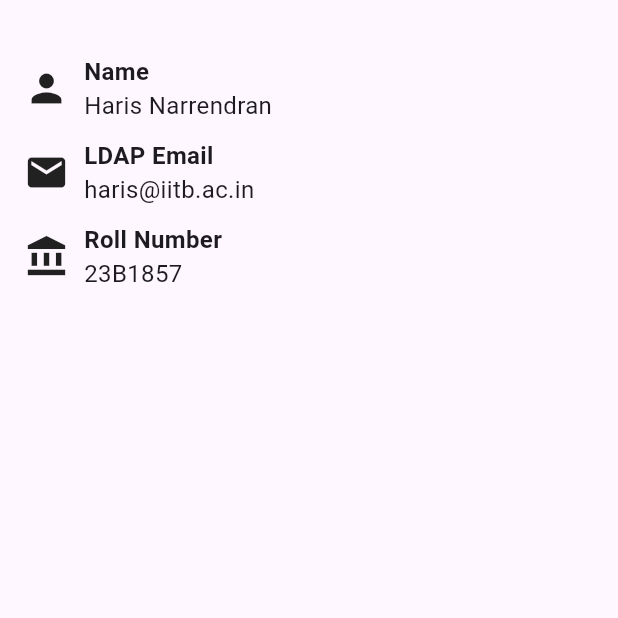
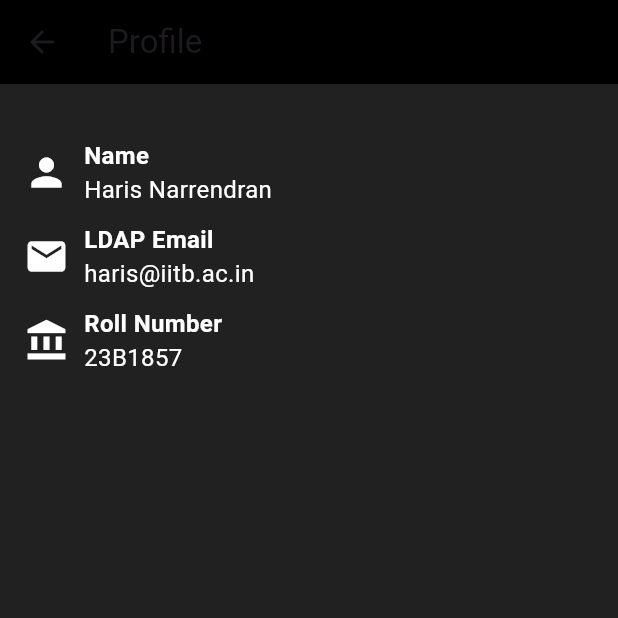
Before and after one commit to Byte-Crfat-AI/InstiGPT_flutter, a Flutter app: the ProfilePage screen opened directly, on a phone screen of 412 x 824 dp, the top half of it. Run offline on Flutter 3.47's test engine with Material 3 defaults, Android fonts, the phone set to English and light mode, and no system bars.

Commit message:
completed frontend

```diff
--- a/instigpt/lib/Pages/profile.dart
+++ /dev/null
@@ -1,68 +0,0 @@
-import 'package:flutter/material.dart';
-
-class ProfilePage extends StatelessWidget {
-  final String name = "Haris Narrendran";
-  final String ldapEmail = "haris@iitb.ac.in";
-  final String rollNumber = "23B1857";
-
-  @override
-  Widget build(BuildContext context) {
-    return Padding(
-      padding: const EdgeInsets.all(16.0),
-      child: Column(
-        crossAxisAlignment: CrossAxisAlignment.center,
-        children: [
-          SizedBox(height: 20),
-          ProfileField(
-            icon: Icons.person,
-            label: "Name",
-            value: name,
-          ),
-          SizedBox(height: 10),
-          ProfileField(
-            icon: Icons.email,
-            label: "LDAP Email",
-            value: ldapEmail,
-          ),
-          SizedBox(height: 10),
-          ProfileField(
-            icon: Icons.account_balance,
-            label: "Roll Number",
-            value: rollNumber,
-          ),
-        ],
-      ),
-    );
-  }
-}
-
-class ProfileField extends StatelessWidget {
-  final IconData icon;
-  final String label;
-  final String value;
-
-  ProfileField({required this.icon, required this.label, required this.value});
-
-  @override
-  Widget build(BuildContext context) {
-    return Row(
-      children: [
-        Icon(icon, size: 30, color: Theme.of(context).iconTheme.color),
-        SizedBox(width: 10),
-        Column(
-          crossAxisAlignment: CrossAxisAlignment.start,
-          children: [
-            Text(
-              label,
-              style: TextStyle(fontWeight: FontWeight.bold, fontSize: 16),
-            ),
-            Text(
-              value,
-              style: TextStyle(fontSize: 16),
-            ),
-          ],
-        ),
-      ],
-    );
-  }
-}
--- /dev/null
+++ b/instigpt/lib/Pages/profile_dark.dart
@@ -0,0 +1,96 @@
+import 'package:flutter/material.dart';
+
+class ProfilePage extends StatelessWidget {
+  final String name = "Haris Narrendran";
+  final String ldapEmail = "haris@iitb.ac.in";
+  final String rollNumber = "23B1857";
+
+  @override
+  Widget build(BuildContext context) {
+    return Scaffold(
+      backgroundColor: Colors.grey[900], // Dark background color
+      appBar: AppBar(
+        title: Text('Profile'),
+        backgroundColor: Colors.black, // Dark app bar color
+      ),
+      body: Padding(
+        padding: const EdgeInsets.all(16.0),
+        child: Column(
+          crossAxisAlignment: CrossAxisAlignment.center,
+          children: [
+            SizedBox(height: 20),
+            ProfileField(
+              icon: Icons.person,
+              label: "Name",
+              value: name,
+              textColor: Colors.white, // White text for dark mode
+              iconColor: Colors.white, // White icon color for dark mode
+            ),
+            SizedBox(height: 10),
+            ProfileField(
+              icon: Icons.email,
+              label: "LDAP Email",
+              value: ldapEmail,
+              textColor: Colors.white, // White text
+              iconColor: Colors.white, // White icon
+            ),
+            SizedBox(height: 10),
+            ProfileField(
+              icon: Icons.account_balance,
+              label: "Roll Number",
+              value: rollNumber,
+              textColor: Colors.white, // White text
+              iconColor: Colors.white, // White icon
+            ),
+          ],
+        ),
+      ),
+    );
+  }
+}
+
+class ProfileField extends StatelessWidget {
+  final IconData icon;
+  final String label;
+  final String value;
+  final Color textColor;
+  final Color iconColor;
+
+  ProfileField({
+    required this.icon,
+    required this.label,
+    required this.value,
+    required this.textColor,
+    required this.iconColor,
+  });
+
+  @override
+  Widget build(BuildContext context) {
+    return Row(
+      children: [
+        Icon(icon, size: 30, color: iconColor), // Custom icon color
+        SizedBox(width: 10),
+        Column(
+          crossAxisAlignment: CrossAxisAlignment.start,
+          children: [
+            Text(
+              label,
+              style: TextStyle(
+                fontWeight: FontWeight.bold,
+                fontSize: 16,
+                color: textColor, // Custom text color
+              ),
+            ),
+            Text(
+              value,
+              style: TextStyle(
+                fontSize: 16,
+                color: textColor, // Custom text color
+              ),
+            ),
+          ],
+        ),
+      ],
+    );
+  }
+}
```
Also changed, not shown: instigpt/lib/Pages/Dark.dart (+25 -30 lines), instigpt/lib/Pages/profile_light.dart (added, +96 -0 lines), instigpt/lib/main.dart (+16 -22 lines).
